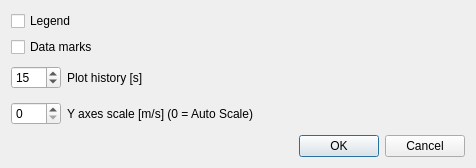
First picture: the form in dialogsettings.ui, repository hackepeson/Anemometer, before the edit.
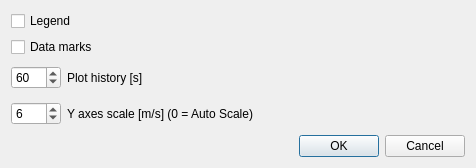
Second picture: the form after the edit.

```diff
--- a/dialogsettings.ui
+++ b/dialogsettings.ui
@@ -52,7 +52,7 @@
         <number>999</number>
        </property>
        <property name="value">
-        <number>15</number>
+        <number>60</number>
        </property>
       </widget>
      </item>
@@ -75,6 +75,9 @@
          <height>0</height>
         </size>
        </property>
+       <property name="value">
+        <number>6</number>
+       </property>
       </widget>
      </item>
      <item>
```
